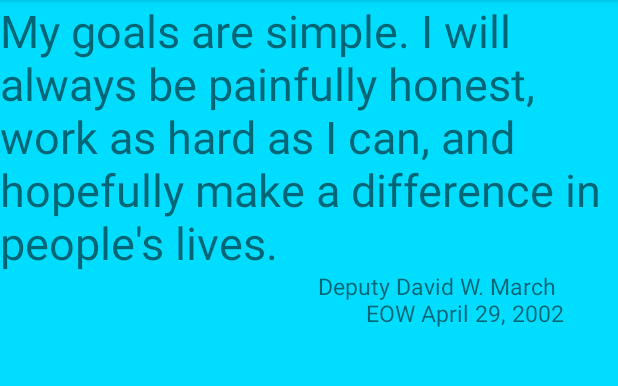
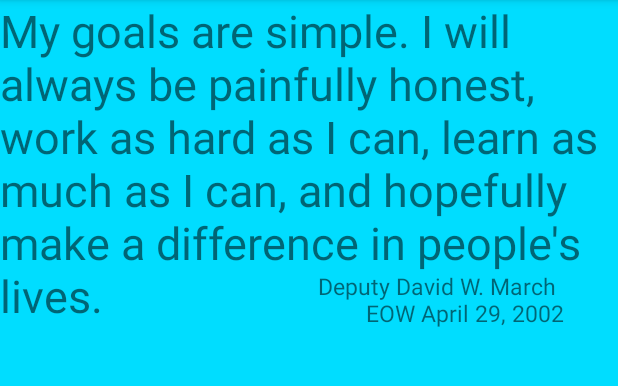
Before and after one commit to ucmjunew/LASD-attempt, an Android app: the fragment CreedFragment placed in its activity, on a phone screen of 412 x 824 dp, the part 84-470 px from its top. Run offline under Robolectric (Android 15) with nearby library versions, the phone set to English and light mode, and no system bars.

```diff
--- a/app/src/main/res/layout/fragment_creed.xml
+++ b/app/src/main/res/layout/fragment_creed.xml
@@ -12,6 +12,7 @@
         "My goals are simple.
 I will always be painfully honest,
 work as hard as I can,
+learn as much as I can,
 and hopefully make a difference in people's lives."
         android:textSize="30sp"/>
 
--- a/app/src/main/res/layout/fragment_radiocode3.xml
+++ b/app/src/main/res/layout/fragment_radiocode3.xml
@@ -52,7 +52,7 @@
 996P	Suspicious Package \n
 996T	Bomb Threat \n
 997	Deputy Needs Help Urgently – District Cars Only. Only Five Units with Shortest ETA to Respond \n
-988	Deputy Involved in Shooting \n
+998	Deputy Involved in Shooting \n
 999	Deputy Needs Help Urgently – All Units Respond \n
 "
             android:textSize="15sp" />
```
Also changed, not shown: app/src/main/java/com/example/junew/lasd1/AlphabetFragment.java (+4 -3 lines).
